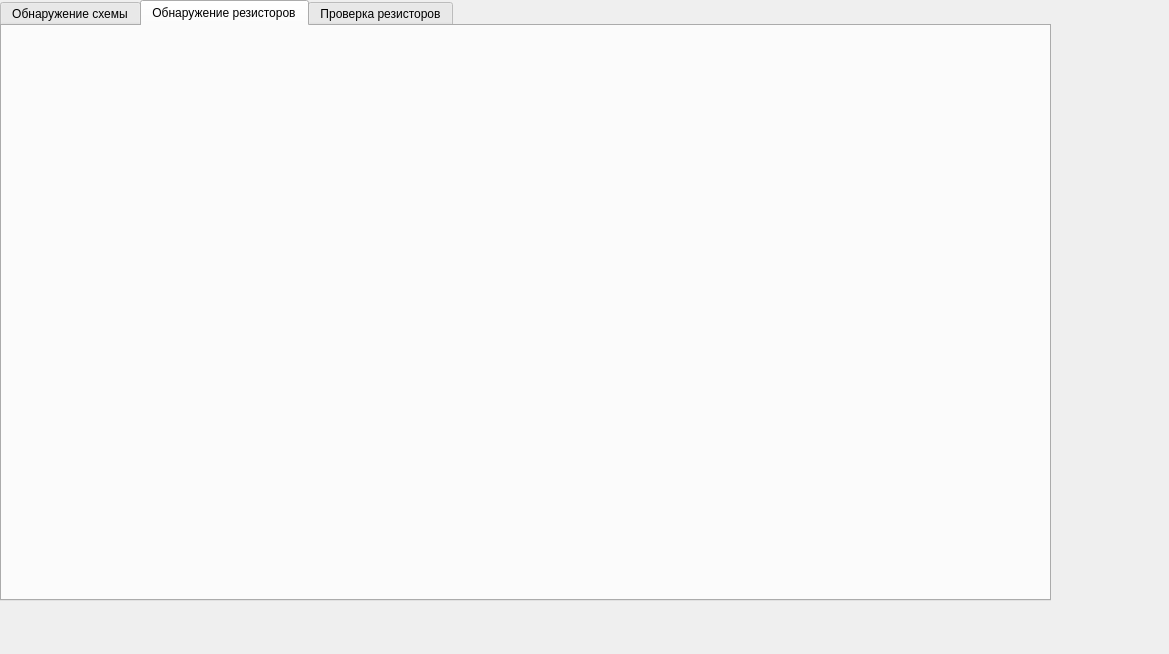
Old version of the form Формы/main.ui in the repository Gear-Droid/openCV_study_project.
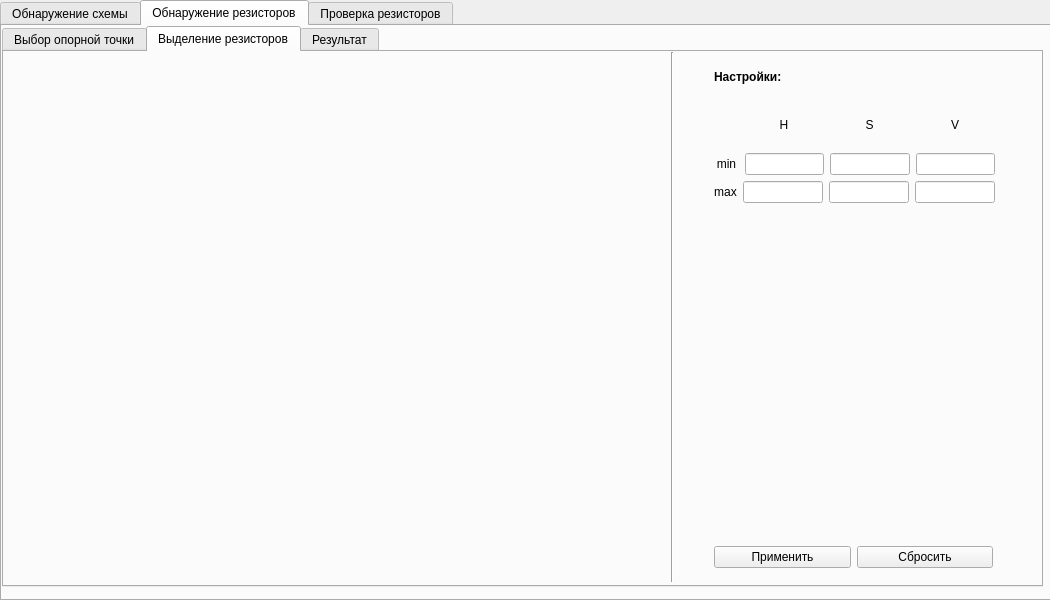
New version of the form. The open tabs and pages were chosen to show the change. Icons and pictures are not drawn.

What changed in the file:
```diff
--- a/Формы/main.ui
+++ b/Формы/main.ui
@@ -6,8 +6,8 @@
    <rect>
     <x>0</x>
     <y>0</y>
-    <width>1169</width>
-    <height>654</height>
+    <width>1050</width>
+    <height>600</height>
    </rect>
   </property>
   <property name="minimumSize">
@@ -711,7 +711,10 @@
           <height>510</height>
          </rect>
         </property>
-        <layout class="QHBoxLayout" name="horizontalLayout_12">
+        <layout class="QVBoxLayout" name="verticalLayout_12">
+         <item>
+          <layout class="QHBoxLayout" name="horizontalLayout_26"/>
+         </item>
          <item>
           <layout class="QHBoxLayout" name="horizontalLayout_20"/>
          </item>
@@ -902,6 +905,370 @@
      <attribute name="title">
       <string>Обнаружение резисторов</string>
      </attribute>
+     <widget class="QTabWidget" name="tabWidget_3">
+      <property name="geometry">
+       <rect>
+        <x>0</x>
+        <y>0</y>
+        <width>1041</width>
+        <height>561</height>
+       </rect>
+      </property>
+      <property name="minimumSize">
+       <size>
+        <width>40</width>
+        <height>0</height>
+       </size>
+      </property>
+      <property name="currentIndex">
+       <number>0</number>
+      </property>
+      <widget class="QWidget" name="tab_16">
+       <attribute name="title">
+        <string>Выбор опорной точки</string>
+       </attribute>
+       <widget class="QWidget" name="verticalLayoutWidget_3">
+        <property name="geometry">
+         <rect>
+          <x>710</x>
+          <y>56</y>
+          <width>281</width>
+          <height>91</height>
+         </rect>
+        </property>
+        <layout class="QVBoxLayout" name="verticalLayout_3"/>
+       </widget>
+       <widget class="Line" name="line_7">
+        <property name="geometry">
+         <rect>
+          <x>660</x>
+          <y>0</y>
+          <width>16</width>
+          <height>530</height>
+         </rect>
+        </property>
+        <property name="orientation">
+         <enum>Qt::Vertical</enum>
+        </property>
+       </widget>
+       <widget class="QLabel" name="label_25">
+        <property name="geometry">
+         <rect>
+          <x>710</x>
+          <y>10</y>
+          <width>279</width>
+          <height>29</height>
+         </rect>
+        </property>
+        <property name="font">
+         <font>
+          <weight>75</weight>
+          <bold>true</bold>
+         </font>
+        </property>
+        <property name="text">
+         <string>Настройки:</string>
+        </property>
+       </widget>
+       <widget class="QWidget" name="horizontalLayoutWidget_16">
+        <property name="geometry">
+         <rect>
+          <x>10</x>
+          <y>10</y>
+          <width>640</width>
+          <height>510</height>
+         </rect>
+        </property>
+        <layout class="QHBoxLayout" name="horizontalLayout_22"/>
+       </widget>
+       <widget class="QWidget" name="horizontalLayoutWidget_5">
+        <property name="geometry">
+         <rect>
+          <x>710</x>
+          <y>490</y>
+          <width>279</width>
+          <height>30</height>
+         </rect>
+        </property>
+        <layout class="QHBoxLayout" name="horizontalLayout_23">
+         <item>
+          <widget class="QPushButton" name="pushButton_13">
+           <property name="text">
+            <string>Применить</string>
+           </property>
+          </widget>
+         </item>
+         <item>
+          <widget class="QPushButton" name="pushButton_14">
+           <property name="text">
+            <string>Сбросить</string>
+           </property>
+          </widget>
+         </item>
+        </layout>
+       </widget>
+      </widget>
+      <widget class="QWidget" name="tab_10">
+       <attribute name="title">
+        <string>Выделение резисторов</string>
+       </attribute>
+       <widget class="QWidget" name="horizontalLayoutWidget_18">
+        <property name="geometry">
+         <rect>
+          <x>710</x>
+          <y>490</y>
+          <width>279</width>
+          <height>30</height>
+         </rect>
+        </property>
+        <layout class="QHBoxLayout" name="horizontalLayout_27">
+         <item>
+          <widget class="QPushButton" name="pushButton_17">
+           <property name="text">
+            <string>Применить</string>
+           </property>
+          </widget>
+         </item>
+         <item>
+          <widget class="QPushButton" name="pushButton_18">
+           <property name="text">
+            <string>Сбросить</string>
+           </property>
+          </widget>
+         </item>
+        </layout>
+       </widget>
+       <widget class="Line" name="line_9">
+        <property name="geometry">
+         <rect>
+          <x>660</x>
+          <y>0</y>
+          <width>16</width>
+          <height>530</height>
+         </rect>
+        </property>
+        <property name="orientation">
+         <enum>Qt::Vertical</enum>
+        </property>
+       </widget>
+       <widget class="QWidget" name="horizontalLayoutWidget_19">
+        <property name="geometry">
+         <rect>
+          <x>10</x>
+          <y>10</y>
+          <width>640</width>
+          <height>510</height>
+         </rect>
+        </property>
+        <layout class="QHBoxLayout" name="horizontalLayout_28"/>
+       </widget>
+       <widget class="QLabel" name="label_29">
+        <property name="geometry">
+         <rect>
+          <x>710</x>
+          <y>10</y>
+          <width>279</width>
+          <height>29</height>
+         </rect>
+        </property>
+        <property name="font">
+         <font>
+          <weight>75</weight>
+          <bold>true</bold>
+         </font>
+        </property>
+        <property name="text">
+         <string>Настройки:</string>
+        </property>
+       </widget>
+       <widget class="QWidget" name="verticalLayoutWidget_10">
+        <property name="geometry">
+         <rect>
+          <x>710</x>
+          <y>50</y>
+          <width>281</width>
+          <height>101</height>
+         </rect>
+        </property>
+        <layout class="QVBoxLayout" name="verticalLayout_13">
+         <item>
+          <layout class="QHBoxLayout" name="horizontalLayout_12">
+           <property name="leftMargin">
+            <number>30</number>
+           </property>
+           <item>
+            <widget class="QLabel" name="label_23">
+             <property name="text">
+              <string>H</string>
+             </property>
+             <property name="alignment">
+              <set>Qt::AlignCenter</set>
+             </property>
+            </widget>
+           </item>
+           <item>
+            <widget class="QLabel" name="label_24">
+             <property name="text">
+              <string>S</string>
+             </property>
+             <property name="alignment">
+              <set>Qt::AlignCenter</set>
+             </property>
+            </widget>
+           </item>
+           <item>
+            <widget class="QLabel" name="label_27">
+             <property name="text">
+              <string>V</string>
+             </property>
+             <property name="alignment">
+              <set>Qt::AlignCenter</set>
+             </property>
+            </widget>
+           </item>
+          </layout>
+         </item>
+         <item>
+          <layout class="QHBoxLayout" name="horizontalLayout_29">
+           <item>
+            <widget class="QLabel" name="label_28">
+             <property name="minimumSize">
+              <size>
+               <width>25</width>
+               <height>0</height>
+              </size>
+             </property>
+             <property name="text">
+              <string>min</string>
+             </property>
+             <property name="alignment">
+              <set>Qt::AlignCenter</set>
+             </property>
+            </widget>
+           </item>
+           <item>
+            <widget class="QLineEdit" name="lineEdit_15"/>
+           </item>
+           <item>
+            <widget class="QLineEdit" name="lineEdit_16"/>
+           </item>
+           <item>
+            <widget class="QLineEdit" name="lineEdit_17"/>
+           </item>
+          </layout>
+         </item>
+         <item>
+          <layout class="QHBoxLayout" name="horizontalLayout_30">
+           <item>
+            <widget class="QLabel" name="label_30">
+             <property name="text">
+              <string>max</string>
+             </property>
+             <property name="alignment">
+              <set>Qt::AlignCenter</set>
+             </property>
+            </widget>
+           </item>
+           <item>
+            <widget class="QLineEdit" name="lineEdit_18"/>
+           </item>
+           <item>
+            <widget class="QLineEdit" name="lineEdit_19"/>
+           </item>
+           <item>
+            <widget class="QLineEdit" name="lineEdit_20"/>
+           </item>
+          </layout>
+         </item>
+        </layout>
+       </widget>
+      </widget>
+      <widget class="QWidget" name="tab_11">
+       <attribute name="title">
+        <string>Результат</string>
+       </attribute>
+       <widget class="QWidget" name="horizontalLayoutWidget_6">
+        <property name="geometry">
+         <rect>
+          <x>710</x>
+          <y>490</y>
+          <width>279</width>
+          <height>30</height>
+         </rect>
+        </property>
+        <layout class="QHBoxLayout" name="horizontalLayout_24">
+         <item>
+          <widget class="QPushButton" name="pushButton_15">
+           <property name="text">
+            <string>Применить</string>
+           </property>
+          </widget>
+         </item>
+         <item>
+          <widget class="QPushButton" name="pushButton_16">
+           <property name="text">
+            <string>Сбросить</string>
+           </property>
+          </widget>
+         </item>
+        </layout>
+       </widget>
+       <widget class="Line" name="line_8">
+        <property name="geometry">
+         <rect>
+          <x>660</x>
+          <y>0</y>
+          <width>16</width>
+          <height>530</height>
+         </rect>
+        </property>
+        <property name="orientation">
+         <enum>Qt::Vertical</enum>
+        </property>
+       </widget>
+       <widget class="QWidget" name="horizontalLayoutWidget_17">
+        <property name="geometry">
+         <rect>
+          <x>10</x>
+          <y>10</y>
+          <width>640</width>
+          <height>510</height>
+         </rect>
+        </property>
+        <layout class="QHBoxLayout" name="horizontalLayout_25"/>
+       </widget>
+       <widget class="QLabel" name="label_26">
+        <property name="geometry">
+         <rect>
+          <x>710</x>
+          <y>10</y>
+          <width>279</width>
+          <height>29</height>
+         </rect>
+        </property>
+        <property name="font">
+         <font>
+          <weight>75</weight>
+          <bold>true</bold>
+         </font>
+        </property>
+        <property name="text">
+         <string>Настройки:</string>
+        </property>
+       </widget>
+       <widget class="QWidget" name="verticalLayoutWidget_8">
+        <property name="geometry">
+         <rect>
+          <x>710</x>
+          <y>56</y>
+          <width>281</width>
+          <height>91</height>
+         </rect>
+        </property>
+        <layout class="QVBoxLayout" name="verticalLayout_8"/>
+       </widget>
+      </widget>
+     </widget>
     </widget>
     <widget class="QWidget" name="tab_3">
      <attribute name="title">
```
Left out of the diff: 124 changed lines with no effect on the pictures.
